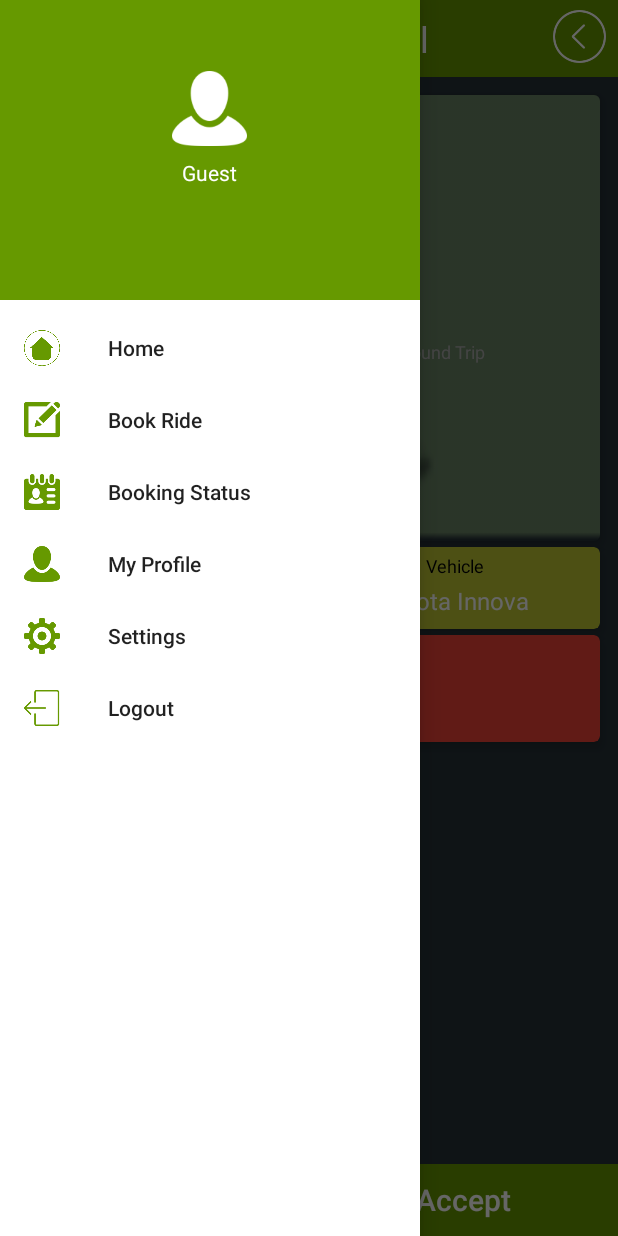
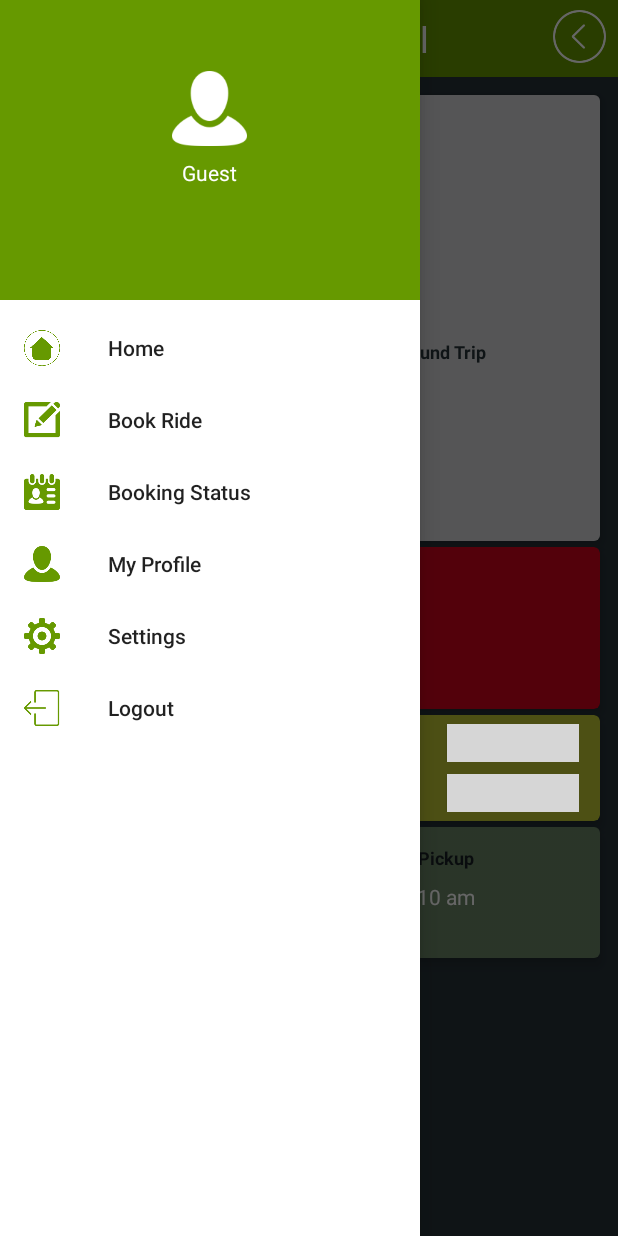
Before and after one commit to arunlakhera/TAGTaxiService_Android, an Android app: the BookingDetailActivity screen opened directly, with no data from a screen before it, with the side drawer open, on a phone screen of 412 x 824 dp. Run offline under Robolectric (Android 15) with nearby library versions, the phone set to English and light mode, and no system bars; our stand-ins replace ButterKnife, CircleImageView, Firebase (no records; nobody signed in at launch, a user with empty details on screens opened directly); 8 statements that could not run were skipped; grey boxes are pictures that could not be loaded.

```diff
--- a/app/src/main/res/layout/activity_booking_detail.xml
+++ b/app/src/main/res/layout/activity_booking_detail.xml
@@ -46,7 +46,7 @@
                         android:layout_width="match_parent"
                         android:layout_height="match_parent"
                         android:scaleType="centerCrop"
-                        android:src="@drawable/green_bg" />
+                        android:src="@drawable/green_plain_bg" />
 
                     <LinearLayout
                         android:layout_width="match_parent"
@@ -109,8 +109,9 @@
                                 android:layout_margin="@dimen/margin_small"
                                 android:layout_weight="1"
                                 android:text="@string/travelling_on_hint"
+                                android:textStyle="bold"
                                 android:textAlignment="center"
-                                android:textColor="@android:color/darker_gray"
+                                android:textColor="@color/colorPrimary"
                                 android:textSize="@dimen/text_small" />
 
                             <TextView
@@ -120,8 +121,9 @@
                                 android:layout_margin="@dimen/margin_small"
                                 android:layout_weight="1"
                                 android:text="@string/returning_on_hint"
+                                android:textStyle="bold"
                                 android:textAlignment="center"
-                                android:textColor="@android:color/darker_gray"
+                                android:textColor="@color/colorPrimary"
                                 android:textSize="@dimen/text_small" />
                         </LinearLayout>
 
@@ -171,8 +173,9 @@
                                 android:layout_margin="@dimen/margin_small"
                                 android:layout_weight="1"
                                 android:text="@string/passengers_hint"
+                                android:textStyle="bold"
                                 android:textAlignment="center"
-                                android:textColor="@android:color/darker_gray"
+                                android:textColor="@color/colorPrimary"
                                 android:textSize="@dimen/text_small" />
 
                             <TextView
@@ -180,9 +183,10 @@
                                 android:layout_height="wrap_content"
                                 android:layout_margin="@dimen/margin_small"
                                 android:layout_weight="1"
+                                android:textStyle="bold"
                                 android:text="@string/round_trip_hint"
                                 android:textAlignment="center"
-                                android:textColor="@android:color/darker_gray"
+                                android:textColor="@color/colorPrimary"
                                 android:textSize="@dimen/text_small" />
                         </LinearLayout>
 
@@ -226,7 +230,8 @@
                             android:layout_marginRight="@dimen/margin_lar"
                             android:text="@string/phone_number_hint"
                             android:textAlignment="center"
-                            android:textColor="@android:color/darker_gray"
+                            android:textStyle="bold"
+                            android:textColor="@color/colorPrimary"
                             android:textSize="@dimen/text_small" />
 
                         <TextView
@@ -249,10 +254,34 @@
 
                 <!-- Layout for Quote -->
                 <android.support.v7.widget.CardView
+                    android:id="@+id/cardview_Status"
+                    android:layout_width="match_parent"
+                    android:layout_height="wrap_content"
+                    android:layout_below="@id/cardview_Booking"
+                    android:layout_marginStart="@dimen/margin_lar"
+                    android:layout_marginLeft="@dimen/margin_lar"
+                    android:layout_marginTop="@dimen/margin_small"
+                    android:layout_marginEnd="@dimen/margin_lar"
+                    android:layout_marginRight="@dimen/margin_lar"
+                    app:cardBackgroundColor="@color/colorAccent"
+                    app:cardCornerRadius="@dimen/card_radius"
+                    app:cardElevation="@dimen/card_elevation">
+
+                    <ImageView
+                        android:layout_width="match_parent"
+                        android:layout_height="wrap_content"
+                        android:src="@drawable/declined_status"
+                        android:background="@color/colorAccent"
+                        android:layout_margin="2dp"
+                        android:padding="@dimen/margin_small"
+                        />
+                </android.support.v7.widget.CardView>
+                <!-- Layout for Quote -->
+                <android.support.v7.widget.CardView
                     android:id="@+id/cardview_Quote"
                     android:layout_width="match_parent"
                     android:layout_height="wrap_content"
-                    android:layout_below="@id/cardview_Booking"
+                    android:layout_below="@id/cardview_Status"
                     android:layout_marginStart="@dimen/margin_lar"
                     android:layout_marginLeft="@dimen/margin_lar"
                     android:layout_marginTop="@dimen/margin_small"
@@ -266,70 +295,106 @@
                         android:id="@+id/layout_Quote"
                         android:layout_width="match_parent"
                         android:layout_height="wrap_content"
-                        android:orientation="horizontal">
+                        android:background="@color/colorLime"
+                        android:layout_margin="2dp"
+                        android:orientation="vertical">
 
                         <LinearLayout
-                            android:layout_width="0dp"
-                            android:layout_height="match_parent"
+                            android:layout_width="match_parent"
+                            android:layout_height="0dp"
+                            android:layout_marginTop="@dimen/margin_small"
+                            android:layout_marginBottom="@dimen/margin_small"
+                            android:layout_marginLeft="@dimen/margin_lar"
+                            android:layout_marginStart="@dimen/margin_lar"
+                            android:layout_marginRight="@dimen/margin_lar"
+                            android:layout_marginEnd="@dimen/margin_lar"
                             android:layout_weight="1"
-                            android:orientation="vertical">
+                            android:orientation="horizontal">
 
                             <TextView
-                                android:layout_width="match_parent"
-                                android:layout_height="wrap_content"
+                                android:layout_width="0dp"
+                                android:layout_height="match_parent"
+                                android:layout_weight="1"
                                 android:layout_margin="@dimen/margin_small"
                                 android:text="Amount"
-                                android:textAlignment="center"
-                                android:textColor="@android:color/black"
+                                android:gravity="start|center"
+                                android:textColor="@color/colorPrimary"
+                                android:textStyle="bold"
                                 android:textSize="@dimen/text_small" />
 
                             <TextView
                                 android:id="@+id/textView_Amount"
-                                android:layout_width="match_parent"
-                                android:layout_height="wrap_content"
-                                android:layout_marginStart="@dimen/margin_small"
-                                android:layout_marginLeft="@dimen/margin_small"
-                                android:layout_marginEnd="@dimen/margin_small"
-                                android:layout_marginRight="@dimen/margin_small"
-                                android:layout_marginBottom="@dimen/margin_med"
+                                android:layout_width="0dp"
+                                android:layout_height="match_parent"
+                                android:layout_weight="2"
                                 android:text="Rs.5000"
-                                android:textAlignment="center"
+                                android:gravity="start|center"
                                 android:textColor="@color/colorWhite"
                                 android:textSize="@dimen/text_med" />
+
+                            <Button
+                                android:id="@+id/button_Decline"
+                                android:layout_width="0dp"
+                                android:layout_height="25dp"
+                                android:layout_weight="1"
+                                android:text="Decline"
+                                android:textAllCaps="false"
+                                android:gravity="center"
+                                android:background="@drawable/button_red_decline"
+                                android:textColor="@android:color/white"
+                                />
 
                         </LinearLayout>
 
                         <LinearLayout
-                            android:layout_width="0dp"
-                            android:layout_height="match_parent"
+                            android:layout_width="match_parent"
+                            android:layout_height="0dp"
                             android:layout_weight="1"
-                            android:orientation="vertical">
+                            android:layout_marginTop="@dimen/margin_small"
+                            android:layout_marginBottom="@dimen/margin_small"
+                            android:layout_marginLeft="@dimen/margin_lar"
+                            android:layout_marginStart="@dimen/margin_lar"
+                            android:layout_marginRight="@dimen/margin_lar"
+                            android:layout_marginEnd="@dimen/margin_lar"
+                            android:orientation="horizontal">
 
                             <TextView
-                                android:layout_width="match_parent"
-                                android:layout_height="wrap_content"
+                                android:layout_width="0dp"
+                                android:layout_height="match_parent"
+                                android:layout_weight="1"
                                 android:layout_margin="@dimen/margin_small"
                                 android:text="Vehicle"
-                                android:textAlignment="center"
-                                android:textColor="@android:color/black"
+                                android:gravity="start|center"
+                                android:textStyle="bold"
+                                android:textColor="@color/colorPrimary"
                                 android:textSize="@dimen/text_small" />
 
                             <TextView
                                 android:id="@+id/textView_VehicleType"
-                                android:layout_width="match_parent"
-                                android:layout_height="wrap_content"
-                                android:layout_marginStart="@dimen/margin_small"
-                                android:layout_marginLeft="@dimen/margin_small"
-                                android:layout_marginEnd="@dimen/margin_small"
-                                android:layout_marginRight="@dimen/margin_small"
-                                android:layout_marginBottom="@dimen/margin_med"
+                                android:layout_width="0dp"
+                                android:layout_height="match_parent"
+                                android:layout_weight="2"
                                 android:text="Toyota Innova"
-                                android:textAlignment="center"
+                                android:gravity="start|center"
                                 android:textColor="@color/colorWhite"
                                 android:textSize="@dimen/text_med" />
+
+                            <Button
+                                android:id="@+id/button_Accept"
+                                android:layout_width="0dp"
+                                android:layout_height="25dp"
+                                android:layout_weight="1"
+                                android:gravity="center"
+                                android:text="Accept"
+                                android:textAllCaps="false"
+                                android:background="@drawable/button_green_accept"
+                                android:textColor="@android:color/white"
+                                />
                         </LinearLayout>
                     </LinearLayout>
                 </android.support.v7.widget.CardView>
+
+
 
                 <!-- Layout for Driver -->
                 <android.support.v7.widget.CardView
@@ -342,9 +407,15 @@
                     android:layout_marginTop="@dimen/margin_small"
                     android:layout_marginEnd="@dimen/margin_lar"
                     android:layout_marginRight="@dimen/margin_lar"
-                    app:cardBackgroundColor="@color/colorRed"
+                    app:cardBackgroundColor="@color/colorPrimary"
                     app:cardCornerRadius="@dimen/card_radius"
                     app:cardElevation="@dimen/card_elevation">
+
+                    <ImageView
+                        android:layout_width="match_parent"
+                        android:layout_height="match_parent"
+                        android:scaleType="centerCrop"
+                        android:src="@drawable/green_bg" />
 
                     <LinearLayout
                         android:id="@+id/layout_Driver"
@@ -358,6 +429,7 @@
                             android:layout_height="@dimen/user_image_height"
                             android:layout_margin="@dimen/margin_small"
                             android:src="@drawable/my_profile_icon"
+                            android:layout_gravity="center"
                             android:scaleType="fitXY"
                             />
 
@@ -365,6 +437,7 @@
                             android:layout_width="wrap_content"
                             android:layout_height="wrap_content"
                             android:orientation="vertical"
+                            android:layout_margin="@dimen/margin_small"
                             >
 
                             <TextView
@@ -378,6 +451,7 @@
                             <RatingBar
                                 android:layout_width="wrap_content"
                                 android:layout_height="wrap_content"
+                                android:layout_margin="@dimen/margin_small"
                                 android:id="@+id/ratingBar"
                                 style="?android:attr/ratingBarStyleIndicator"
                                 android:theme="@style/RatingBar"
@@ -388,42 +462,39 @@
                                 android:transformPivotY="0dp"
                                 android:max="5"/>
                         </LinearLayout>
+
+                        <LinearLayout
+                            android:layout_width="wrap_content"
+                            android:layout_height="wrap_content"
+                            android:orientation="vertical"
+                            android:layout_margin="@dimen/margin_small"
+                            android:gravity="center"
+                            >
+
+                            <TextView
+                                android:layout_width="wrap_content"
+                                android:layout_height="wrap_content"
+                                android:text="Pickup"
+                                android:textSize="@dimen/text_small"
+                                android:textStyle="bold"
+                                android:textColor="@color/colorToolbar"
+                                android:layout_margin="@dimen/margin_small"
+                                />
+
+                            <TextView
+                                android:layout_width="wrap_content"
+                                android:layout_height="wrap_content"
+                                android:text="10 am"
+                                android:textColor="@android:color/white"
+                                android:layout_margin="@dimen/margin_small"
+                                />
+
+                        </LinearLayout>
+
                     </LinearLayout>
                 </android.support.v7.widget.CardView>
-
-
             </RelativeLayout>
         </ScrollView>
-
-        <LinearLayout
-            android:id="@+id/layout_Button"
-            android:layout_width="match_parent"
-            android:layout_height="wrap_content"
-            android:layout_alignParentBottom="true"
-            android:orientation="horizontal">
-
-            <Button
-                android:id="@+id/button_Decline"
-                android:layout_width="0dp"
-                android:layout_height="wrap_content"
-                android:layout_weight="1"
-                android:background="@color/colorCardView"
-                android:text="@string/button_decline"
-                android:textAllCaps="false"
-                android:textColor="@color/colorWhite"
-                android:textSize="@dimen/text_lar" />
-
-            <Button
-                android:id="@+id/button_Accept"
-                android:layout_width="0dp"
-                android:layout_height="wrap_content"
-                android:layout_weight="1"
-                android:background="@android:color/holo_green_dark"
-                android:text="@string/button_accept"
-                android:textAllCaps="false"
-                android:textColor="@color/colorWhite"
-                android:textSize="@dimen/text_lar" />
-        </LinearLayout>
     </RelativeLayout>
 
     <android.support.design.widget.NavigationView
--- a/app/src/main/res/layout/activity_my_profile.xml
+++ b/app/src/main/res/layout/activity_my_profile.xml
@@ -103,7 +103,7 @@
                                 android:enabled="false"
                                 android:hint="@string/phone_hint"
                                 android:inputType="phone"
-                                android:maxLength="10"
+                                android:maxLength="13"
                                 android:textColor="@android:color/darker_gray"
                                 android:textSize="@dimen/text_med" />
                         </android.support.design.widget.TextInputLayout>
```
